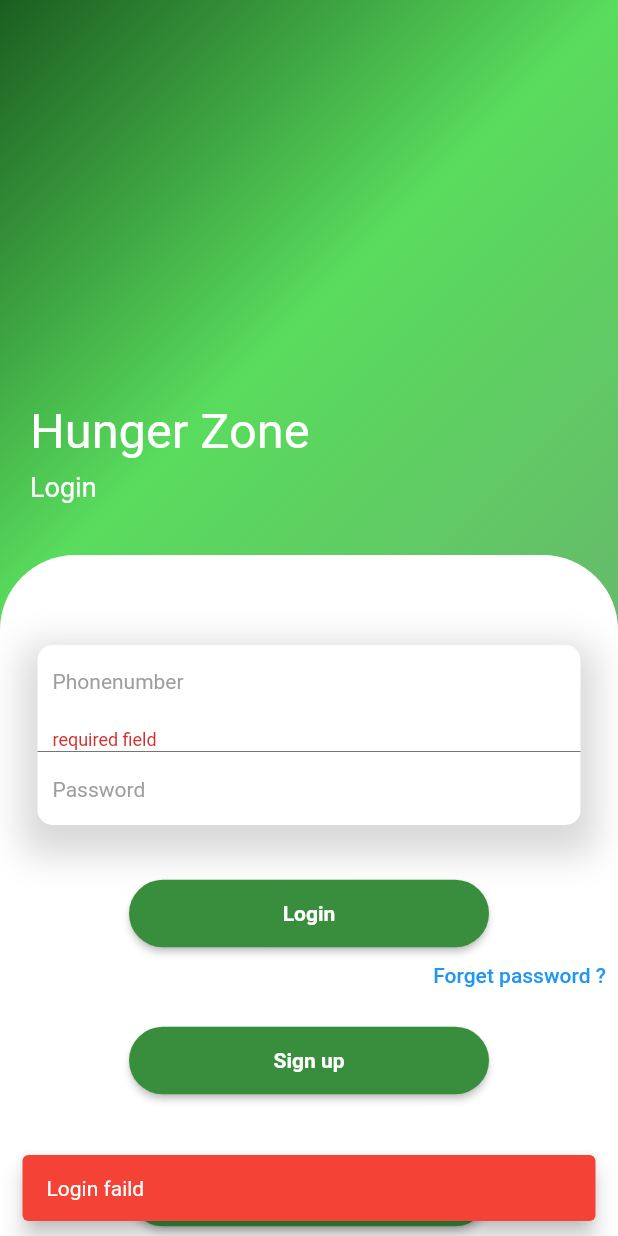
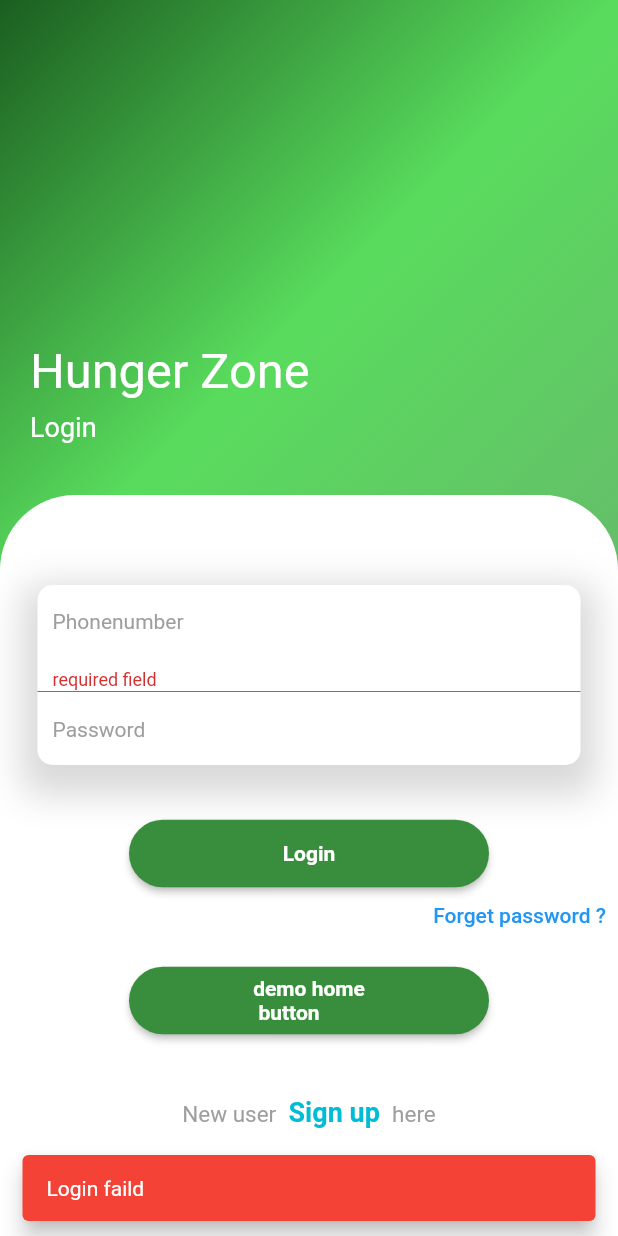
Before and after one commit to INTERNS-LXI-TECHNOLOGIES/HungryZoneClient, a Flutter app: the screen it shows after launch, after a tap on "Login", on a phone screen of 412 x 824 dp. Run offline on Flutter 3.47's test engine with Material 2 defaults, Android fonts, the phone set to English and light mode, and no system bars; our stand-ins replace bloc, built_collection, built_value, dio, equatable, flutter_bloc and 6 more; missing offline and left inert: curved_drawer_fork; accounts and stored records are empty.

Commit message:
sign up button

```diff
--- a/lib/presentation/screens/login_screen.dart
+++ b/lib/presentation/screens/login_screen.dart
@@ -85,7 +85,7 @@ class _LoginPageState extends State<LoginPage> {
             child: Column(
               children: [
                 Container(
-                  height: 370,
+                  height: 330,
                   padding:
                       const EdgeInsets.symmetric(horizontal: 20, vertical: 35),
                   child: Column(
@@ -102,7 +102,6 @@ class _LoginPageState extends State<LoginPage> {
                   ),
                 ),
                 Expanded(
-                  flex: 3,
                   child: Container(
                     width: MediaQuery.of(context).size.width,
                     decoration: const BoxDecoration(
@@ -120,70 +119,7 @@ class _LoginPageState extends State<LoginPage> {
                           const SizedBox(height: 60),
 
                           /// Text Fields
-                          Container(
-                            margin: const EdgeInsets.symmetric(horizontal: 25),
-                            height: 120,
-                            width: MediaQuery.of(context).size.width,
-                            decoration: BoxDecoration(
-                                color: Colors.white,
-                                borderRadius: BorderRadius.circular(10),
-                                boxShadow: [
-                                  BoxShadow(
-                                      color: Colors.grey.withOpacity(0.4),
-                                      blurRadius: 20,
-                                      spreadRadius: 10,
-                                      offset: const Offset(0, 10)),
-                                ]),
-                            child: Column(
-                              mainAxisAlignment: MainAxisAlignment.spaceEvenly,
-                              children: [
-                                /// PhoneNumber validation
-                                TextFormField(
-                                  style: const TextStyle(fontSize: 15),
-                                  keyboardType: TextInputType.phone,
-                                  controller: phoneNumberController,
-                                  decoration: const InputDecoration(
-                                      contentPadding:
-                                          EdgeInsets.symmetric(horizontal: 10),
-                                      border: InputBorder.none,
-                                      hintText: 'Phonenumber',
-                                      isCollapsed: false,
-                                      hintStyle: TextStyle(
-                                          fontSize: 14, color: Colors.grey)),
-                                  validator: (value) {
-                                    String pattern =
-                                        r'^(?:(?:\+|0{0,2})91(\s*[\-]\s*)?|[0]?)?[789]\d{9}$';
-
-                                    RegExp regExp = RegExp(pattern);
-                                    if (value == null || value.isEmpty) {
-                                      isNumberValid = false;
-                                      return 'required field';
-                                    } else if (!regExp.hasMatch(value)) {
-                                      isNumberValid = false;
-                                      return 'Please enter valid mobile number';
-                                    }
-
-                                    //api.number(value);
-                                    return null;
-                                  },
-                                ),
-                                const Divider(color: Colors.black54, height: 1),
-
-                                /// PASSWORD
-                                TextField(
-                                  controller: passwordController,
-                                  decoration: const InputDecoration(
-                                      contentPadding:
-                                          EdgeInsets.symmetric(horizontal: 10),
-                                      border: InputBorder.none,
-                                      hintText: 'Password',
-                                      isCollapsed: false,
-                                      hintStyle: TextStyle(
-                                          fontSize: 14, color: Colors.grey)),
-                                ),
-                              ],
-                            ),
-                          ),
+                          textFieldLogin(context),
                           const SizedBox(height: 35),
 
                           ///
@@ -193,43 +129,7 @@ class _LoginPageState extends State<LoginPage> {
                           ///
                           /// LOGIN TRIGGER BUTTON
                           ///
-                          MaterialButton(
-                            onPressed: () async {
-                              bool isValid = _validKey.currentState!.validate();
-                              if (isNumberValid == true || isValid == true) {
-                                LoginVM loginUserVM = loginUser(
-                                    userName: phoneNumberController.text,
-                                    password: passwordController.text);
-                                BlocProvider.of<AuthBloc>(context)
-                                    .add(LogedInEvent(userLogin: loginUserVM));
-                                await Future.delayed(
-                                    const Duration(seconds: 3));
-                                phoneNumberController.clear();
-                                passwordController.clear();
-                              } else {
-                                ScaffoldMessenger.of(context).showSnackBar(
-                                  const SnackBar(
-                                    content: Text('Login faild'),
-                                    backgroundColor: Colors.red,
-                                    behavior: SnackBarBehavior.floating,
-                                  ),
-                                );
-                              }
-
-                              // Navigator.of(context).push(MaterialPageRoute(
-                              //     builder: (context) => MainScreen()));
-                            },
-                            height: 45,
-                            minWidth: 240,
-                            textColor: Colors.white,
-                            color: Colors.green.shade700,
-                            shape: const StadiumBorder(),
-                            child: const Text(
-                              'Login',
-                              style: TextStyle(
-                                  fontSize: 14, fontWeight: FontWeight.bold),
-                            ),
-                          ),
+                          buttonLogin(context),
                           SizedBox(
                             height: 35,
                             child: Row(
@@ -261,24 +161,7 @@ class _LoginPageState extends State<LoginPage> {
 
                           //SIGNUP BUTTON
                           const SizedBox(height: 15),
-                          MaterialButton(
-                            onPressed: () {
-                              Navigator.of(context).push(MaterialPageRoute(
-                                  builder: (context) => SignUpPage()));
-                            },
-                            height: 45,
-                            minWidth: 240,
-                            textColor: Colors.white,
-                            color: Colors.green.shade700,
-                            shape: const StadiumBorder(),
-                            child: const Text(
-                              'Sign up',
-                              style: TextStyle(
-                                  fontSize: 14, fontWeight: FontWeight.bold),
-                            ),
-                          ),
-                          const SizedBox(height: 25),
-                          const SizedBox(height: 15),
+
                           //demo button
                           MaterialButton(
                             onPressed: () {
@@ -297,6 +180,10 @@ class _LoginPageState extends State<LoginPage> {
                             ),
                           ),
 
+                          const SizedBox(height: 25),
+                          const SizedBox(height: 15),
+                          textSpanSignup(context),
+
                           const SizedBox(height: 50),
                         ],
                       )),
@@ -311,6 +198,134 @@ class _LoginPageState extends State<LoginPage> {
     );
   }
 
+  Row textSpanSignup(BuildContext context) {
+    return Row(mainAxisAlignment: MainAxisAlignment.center, children: [
+      RichText(
+        textAlign: TextAlign.center,
+        text: TextSpan(
+          text: 'New user ',
+          style: const TextStyle(fontSize: 15, color: Colors.grey),
+          children: <TextSpan>[
+            TextSpan(
+                text: ' Sign up ',
+                style: const TextStyle(
+                    fontWeight: FontWeight.bold,
+                    fontSize: 18,
+                    color: Colors.cyan),
+                recognizer: TapGestureRecognizer()
+                  ..onTap = () {
+                    Navigator.of(context).push(
+                        MaterialPageRoute(builder: (context) => SignUpPage()));
+                  }),
+            const TextSpan(text: ' here '),
+          ],
+        ),
+      ),
+    ]);
+  }
+
+  MaterialButton buttonLogin(BuildContext context) {
+    return MaterialButton(
+      onPressed: () {
+        bool isValid = _validKey.currentState!.validate();
+        if (isNumberValid == true || isValid == true) {
+          LoginVM loginUserVM = loginUser(
+              userName: phoneNumberController.text,
+              password: passwordController.text);
+          BlocProvider.of<AuthBloc>(context)
+              .add(LogedInEvent(userLogin: loginUserVM));
+          // await Future.delayed(
+          //     const Duration(seconds: 3));
+          phoneNumberController.clear();
+          passwordController.clear();
+        } else {
+          ScaffoldMessenger.of(context).showSnackBar(
+            const SnackBar(
+              content: Text('Login faild'),
+              backgroundColor: Colors.red,
+              behavior: SnackBarBehavior.floating,
+            ),
+          );
+        }
+
+        // Navigator.of(context).push(MaterialPageRoute(
+        //     builder: (context) => MainScreen()));
+      },
+      height: 45,
+      minWidth: 240,
+      textColor: Colors.white,
+      color: Colors.green.shade700,
+      shape: const StadiumBorder(),
+      child: const Text(
+        'Login',
+        style: TextStyle(fontSize: 14, fontWeight: FontWeight.bold),
+      ),
+    );
+  }
+
+  Container textFieldLogin(BuildContext context) {
+    return Container(
+      margin: const EdgeInsets.symmetric(horizontal: 25),
+      height: 120,
+      width: MediaQuery.of(context).size.width,
+      decoration: BoxDecoration(
+          color: Colors.white,
+          borderRadius: BorderRadius.circular(10),
+          boxShadow: [
+            BoxShadow(
+                color: Colors.grey.withOpacity(0.4),
+                blurRadius: 20,
+                spreadRadius: 10,
+                offset: const Offset(0, 10)),
+          ]),
+      child: Column(
+        mainAxisAlignment: MainAxisAlignment.spaceEvenly,
+        children: [
+          /// PhoneNumber validation
+          TextFormField(
+            style: const TextStyle(fontSize: 15),
+            keyboardType: TextInputType.phone,
+            controller: phoneNumberController,
+            decoration: const InputDecoration(
+                contentPadding: EdgeInsets.symmetric(horizontal: 10),
+                border: InputBorder.none,
+                hintText: 'Phonenumber',
+                isCollapsed: false,
+                hintStyle: TextStyle(fontSize: 14, color: Colors.grey)),
+            validator: (value) {
+              String pattern =
+                  r'^(?:(?:\+|0{0,2})91(\s*[\-]\s*)?|[0]?)?[789]\d{9}$';
+
+              RegExp regExp = RegExp(pattern);
+              if (value == null || value.isEmpty) {
+                isNumberValid = false;
+                return 'required field';
+              } else if (!regExp.hasMatch(value)) {
+                isNumberValid = false;
+                return 'Please enter valid mobile number';
+              }
+
+              //api.number(value);
+              return null;
+            },
+          ),
+          const Divider(color: Colors.black54, height: 1),
+
+          /// PASSWORD
+          TextField(
+            controller: passwordController,
+            decoration: const InputDecoration(
+                contentPadding: EdgeInsets.symmetric(horizontal: 10),
+                border: InputBorder.none,
+                hintText: 'Password',
+                isCollapsed: false,
+                hintStyle: TextStyle(fontSize: 14, color: Colors.grey)),
+          ),
+        ],
+      ),
+    );
+  }
+
   LoginVM loginUser({required String userName, required String password}) {
     LoginVMBuilder loginModel = LoginVMBuilder();
     loginModel.username = userName;
--- a/lib/presentation/screens/signup_screen.dart
+++ b/lib/presentation/screens/signup_screen.dart
@@ -79,14 +79,16 @@ class _SignUpPageState extends State<SignUpPage> {
             ),
             child: Column(
               children: [
-                Container(
-                  padding:
-                      const EdgeInsets.symmetric(horizontal: 20, vertical: 20),
+                Expanded(
+                  child: Container(
+                    height: 300,
+                    padding: const EdgeInsets.symmetric(
+                        horizontal: 20, vertical: 20),
                     child: Column(
                       mainAxisAlignment: MainAxisAlignment.center,
                       crossAxisAlignment: CrossAxisAlignment.stretch,
                       children: const [
-                      //  #welcome
+                        // #signup_text
                         Text(
                           "Hunger Zone",
                           textAlign: TextAlign.right,
@@ -96,13 +98,14 @@ class _SignUpPageState extends State<SignUpPage> {
                           height: 5,
                         ),
 
-                      //singnup
+                        // #welcome
                         Text(
                           "Sign Up",
                           textAlign: TextAlign.right,
                           style: TextStyle(color: Colors.white, fontSize: 18),
                         ),
                       ],
+                    ),
                   ),
                 ),
                 Container(
@@ -115,13 +118,13 @@ class _SignUpPageState extends State<SignUpPage> {
                   child: Column(
                     children: [
                       const SizedBox(
-                        height: 50,
+                        height: 60,
                       ),
 
                       // #text_field
                       Container(
                         margin: const EdgeInsets.symmetric(horizontal: 20),
-                        height: MediaQuery.of(context).size.height * 0.4,
+                        height: MediaQuery.of(context).size.height * 0.5,
                         width: double.infinity,
                         decoration: BoxDecoration(
                             color: Colors.white,
```
Lines whose indentation alone changed are shown as unchanged.
